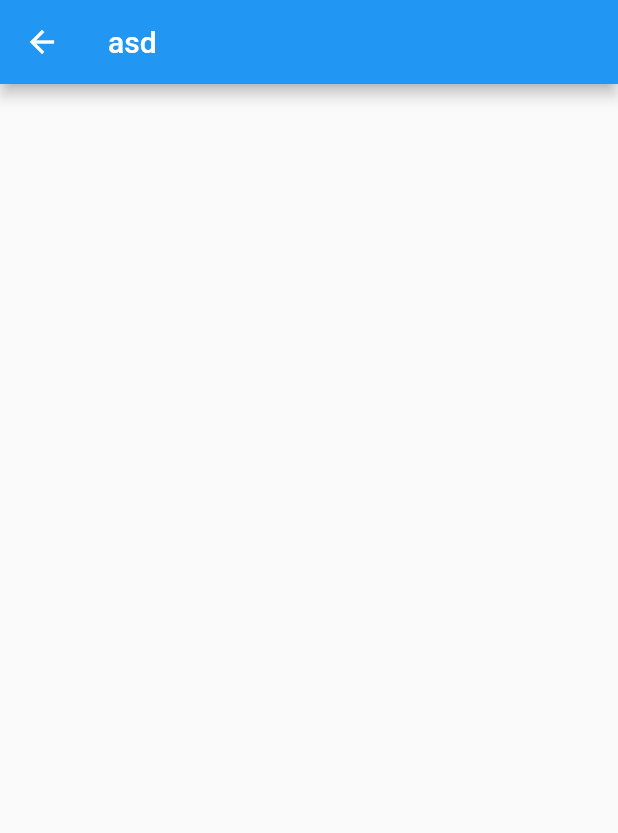
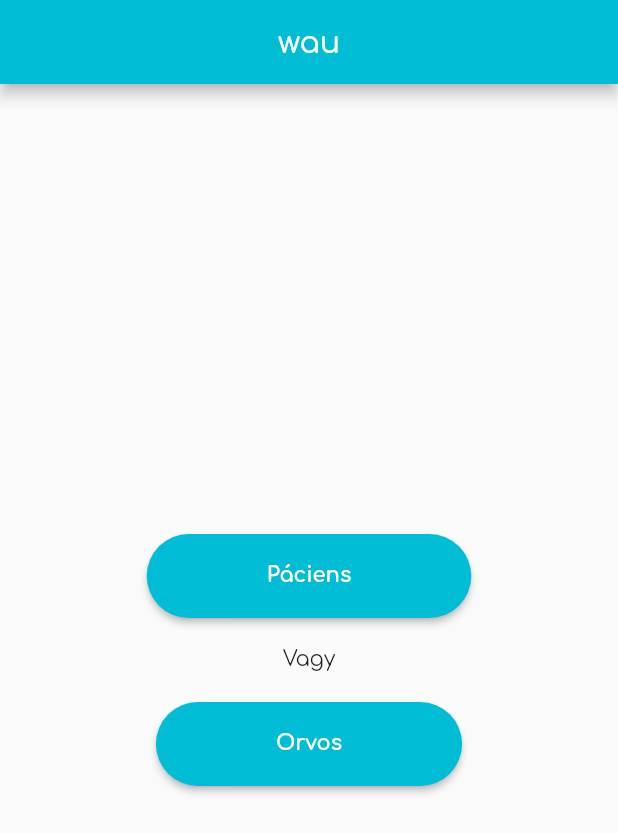
Before and after one commit to adamkekesi/VaccinationHelper, a Flutter app: the Home screen opened directly, on a phone screen of 412 x 824 dp. Shown: the top 833 px of the screen. Run offline on Flutter 3.47's test engine with Material 2 defaults, Android fonts, the phone set to English and light mode, and no system bars; our stand-ins replace async_redux, built_collection, built_value, flutter_spinkit, shared_preferences; accounts and stored records are empty; generated files the repository leaves out were written again.

Commit message:
Home(Blasi)

```diff
--- a/vaccination_helper/lib/main.dart
+++ b/vaccination_helper/lib/main.dart
@@ -5,7 +5,7 @@ import 'package:vaccination_helper/core/redux/store.dart';
 import 'package:vaccination_helper/core/settings/settings_persist.dart';
 import 'package:vaccination_helper/helpers/rest/rest_client.dart';
 import 'package:async_redux/async_redux.dart';
-import 'package:vaccination_helper/pages/home/home.dart';
+import 'package:vaccination_helper/pages/home_page/home.dart';
 import 'package:vaccination_helper/pages/loading_page/loading.dart';
 
 void main() async {
@@ -29,6 +29,6 @@ class VaccinationApp extends StatelessWidget {
 
   @override
   Widget build(BuildContext context) {
-    return MaterialApp(title: 'Vaccination Helper', home: Loading());
+    return MaterialApp(title: 'Vaccination Helper', home: Home());
   }
 }
--- a/vaccination_helper/lib/pages/home/home.dart
+++ /dev/null
@@ -1,12 +0,0 @@
-import 'package:flutter/material.dart';
-
-class Home extends StatelessWidget {
-  @override
-  Widget build(BuildContext context) {
-    return Scaffold(
-      appBar: AppBar(
-        title: Text('asd'),
-      ),
-    );
-  }
-}
--- /dev/null
+++ b/vaccination_helper/lib/pages/home_page/home.dart
@@ -0,0 +1,64 @@
+import 'package:flutter/material.dart';
+import 'package:flutter_spinkit/flutter_spinkit.dart';
+
+class Home extends StatelessWidget {
+  @override
+  Widget build(BuildContext context) {
+    return Scaffold(
+      appBar: AppBar(
+        title: Text(
+          'wau',
+          style: TextStyle(fontFamily: 'Comfortaa'),
+        ),
+        centerTitle: true,
+        backgroundColor: Colors.cyan,
+      ),
+      body: Center(
+        child: Column(
+          mainAxisSize: MainAxisSize.min,
+          children: [
+            RaisedButton(
+              padding: EdgeInsets.symmetric(vertical: 20, horizontal: 80),
+              onPressed: () {},
+              color: Colors.cyan,
+              shape: RoundedRectangleBorder(
+                  borderRadius: BorderRadius.all(Radius.circular(30))),
+              child: Text(
+                "Páciens",
+                style: TextStyle(
+                    color: Colors.white,
+                    fontFamily: 'Comfortaa',
+                    fontWeight: FontWeight.bold),
+              ),
+            ),
+            SizedBox(
+              height: 20,
+            ),
+            Text(
+              "Vagy",
+              style: TextStyle(fontFamily: 'Comfortaa'),
+            ),
+            SizedBox(
+              height: 20,
+            ),
+            RaisedButton(
+              padding: EdgeInsets.symmetric(vertical: 20, horizontal: 80),
+              onPressed: () {},
+              color: Colors.cyan,
+              shape: RoundedRectangleBorder(
+                  borderRadius: BorderRadius.all(Radius.circular(30))),
+              child: Text(
+                "Orvos",
+                style: TextStyle(
+                  color: Colors.white,
+                  fontFamily: 'Comfortaa',
+                  fontWeight: FontWeight.bold,
+                ),
+              ),
+            )
+          ],
+        ),
+      ),
+    );
+  }
+}
--- a/vaccination_helper/lib/pages/loading_page/loading.dart
+++ b/vaccination_helper/lib/pages/loading_page/loading.dart
@@ -6,12 +6,12 @@ class Loading extends StatelessWidget {
   Widget build(BuildContext context) {
     return Container(
       color: Colors.lightBlueAccent,
-        child: Center(
-          child: SpinKitFoldingCube(
-            color: Colors.white,
-            size: 50.0,
-          ),
+      child: Center(
+        child: SpinKitFoldingCube(
+          color: Colors.white,
+          size: 70.0,
         ),
+      ),
     );
   }
 }
```
Also changed, not shown: vaccination_helper/pubspec.yaml (+5 -12 lines), vaccination_helper/fonts/Comfortaa.ttf (added), vaccination_helper/lib/fonts/Comfortaa-VariableFont_wght.ttf (added).
